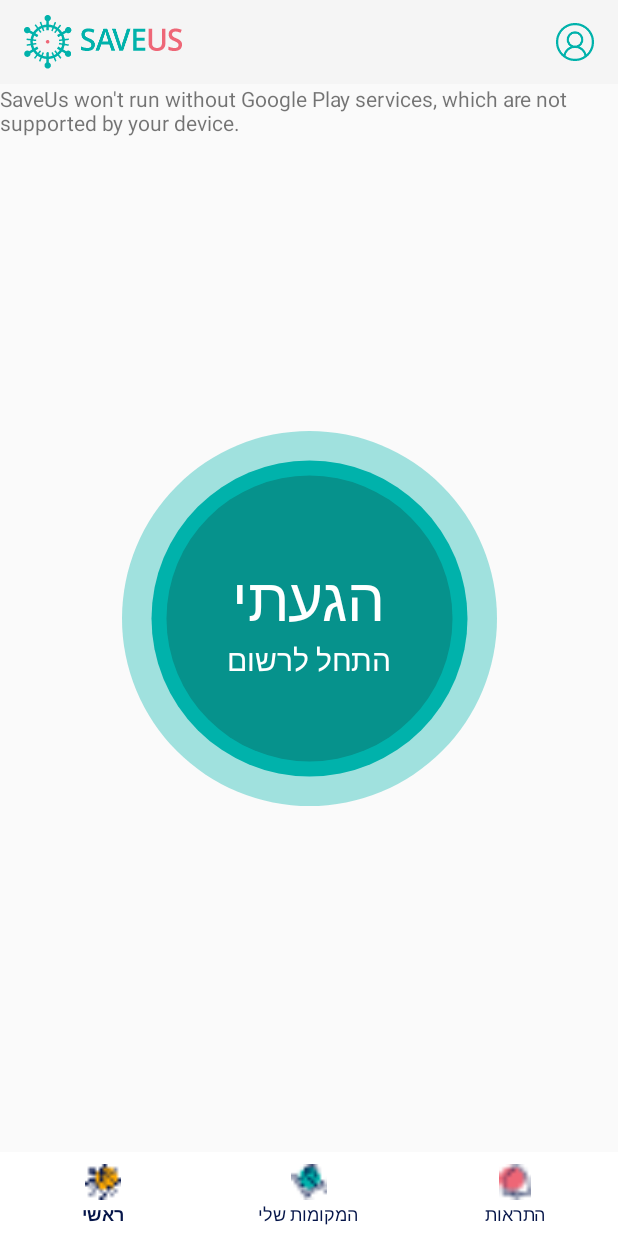
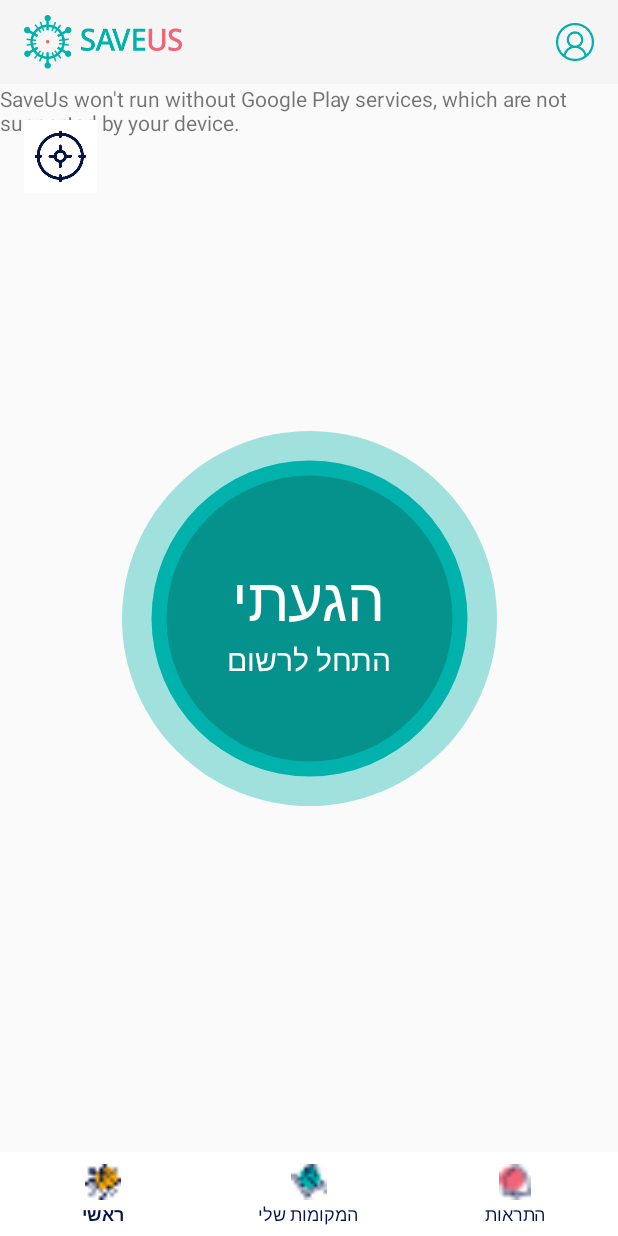
Before and after one commit to moshe-gr/saveUs, an Android app: the MainFragment screen opened directly, with no data from a screen before it, on a phone screen of 412 x 824 dp. Run offline under Robolectric (Android 15) with nearby library versions, the phone set to English and light mode, and no system bars; Roboto replaces fonts that are not available here.

Commit message:
target 1

```diff
--- a/app/src/main/java/com/example/saveus/fragments/MainFragment.kt
+++ b/app/src/main/java/com/example/saveus/fragments/MainFragment.kt
@@ -7,6 +7,7 @@
 import android.view.LayoutInflater
 import android.view.View
 import android.view.ViewGroup
+import android.widget.ImageView
 import androidx.core.content.ContextCompat
 import androidx.fragment.app.Fragment
 import com.example.saveus.R
@@ -33,6 +34,9 @@
         savedInstanceState: Bundle?
     ): View? {
         val view = inflater.inflate(R.layout.fragment_main, container, false)
+        view.findViewById<ImageView>(R.id.my_location).setOnClickListener {
+            enableMyLocation()
+        }
         val mapFragment = childFragmentManager.findFragmentById(R.id.map) as SupportMapFragment?
         mapFragment?.getMapAsync(this)
         return view
@@ -48,7 +52,6 @@
         if (!::map.isInitialized) return
         if (ContextCompat.checkSelfPermission(requireContext(), Manifest.permission.ACCESS_FINE_LOCATION)
             == PackageManager.PERMISSION_GRANTED) {
-            //map.isMyLocationEnabled = true
             LocationServices.getFusedLocationProviderClient(requireContext()).lastLocation.addOnSuccessListener {
                 map.moveCamera(CameraUpdateFactory.newLatLng(LatLng(it.latitude, it.longitude)))
             }
--- a/app/src/main/res/layout/fragment_main.xml
+++ b/app/src/main/res/layout/fragment_main.xml
@@ -1,5 +1,6 @@
 <?xml version="1.0" encoding="utf-8"?>
 <FrameLayout xmlns:android="http://schemas.android.com/apk/res/android"
+    xmlns:app="http://schemas.android.com/apk/res-auto"
     xmlns:tools="http://schemas.android.com/tools"
     android:layout_width="match_parent"
     android:layout_height="match_parent"
@@ -12,9 +13,21 @@
         android:layout_height="match_parent"
         tools:context=".fragments.MainFragment" >
 
-        <androidx.constraintlayout.widget.ConstraintLayout xmlns:app="http://schemas.android.com/apk/res-auto"
+        <androidx.constraintlayout.widget.ConstraintLayout
             android:layout_width="match_parent"
             android:layout_height="match_parent">
+
+            <ImageView
+                android:id="@+id/my_location"
+                android:layout_width="0dp"
+                android:layout_height="wrap_content"
+                android:layout_marginStart="16dp"
+                android:layout_marginTop="24dp"
+                android:background="@color/white"
+                android:padding="7dp"
+                android:src="@drawable/target_1"
+                app:layout_constraintLeft_toLeftOf="parent"
+                app:layout_constraintTop_toTopOf="parent" />
 
             <LinearLayout
                 android:layout_width="0dp"
```
